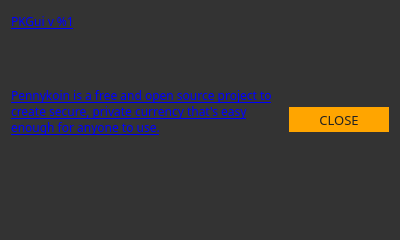
Old version of the form src/gui/ui/aboutdialog.ui in the repository Pennykoin/PKGui.
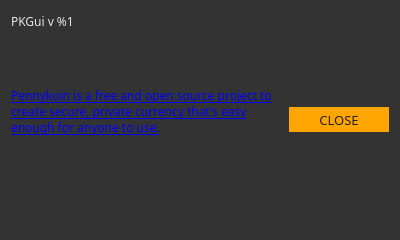
New version of the form.

What changed in the file:
```diff
--- a/src/gui/ui/aboutdialog.ui
+++ b/src/gui/ui/aboutdialog.ui
@@ -65,7 +65,7 @@
         </font>
        </property>
        <property name="text">
-        <string>&lt;html&gt;&lt;head/&gt;&lt;body&gt;&lt;p&gt;&lt;a href=&quot;https://conceal.network/&quot;&gt;&lt;span style=&quot; text-decoration: underline; color:#0000ff;&quot;&gt;PKGui v %1&lt;/span&gt;&lt;/a&gt;&lt;/p&gt;&lt;p&gt;&lt;br/&gt;&lt;/p&gt;&lt;p&gt;&lt;a href=&quot;https://conceal.network/&quot;&gt;&lt;span style=&quot; text-decoration: underline; color:#0000ff;&quot;&gt;  Pennykoin is a free and open source project to create secure, private currency that's easy enough for anyone to use.&lt;/span&gt;&lt;/a&gt;&lt;/p&gt;&lt;p&gt;&lt;br/&gt;&lt;/p&gt;&lt;p&gt;&lt;br/&gt;&lt;/p&gt;&lt;/body&gt;&lt;/html&gt;</string>
+        <string>&lt;html&gt;&lt;head/&gt;&lt;body&gt;&lt;p&gt;&lt;a href=&quot;quot;&gt;&lt;span style=&quot; text-decoration: underline; color:#0000ff;&quot;&gt;PKGui v %1&lt;/span&gt;&lt;/a&gt;&lt;/p&gt;&lt;p&gt;&lt;br/&gt;&lt;/p&gt;&lt;p&gt;&lt;a href=&quot;https://conceal.network/&quot;&gt;&lt;span style=&quot; text-decoration: underline; color:#0000ff;&quot;&gt;  Pennykoin is a free and open source project to create secure, private currency that's easy enough for anyone to use.&lt;/span&gt;&lt;/a&gt;&lt;/p&gt;&lt;p&gt;&lt;br/&gt;&lt;/p&gt;&lt;p&gt;&lt;br/&gt;&lt;/p&gt;&lt;/body&gt;&lt;/html&gt;</string>
        </property>
        <property name="textFormat">
         <enum>Qt::RichText</enum>
```
